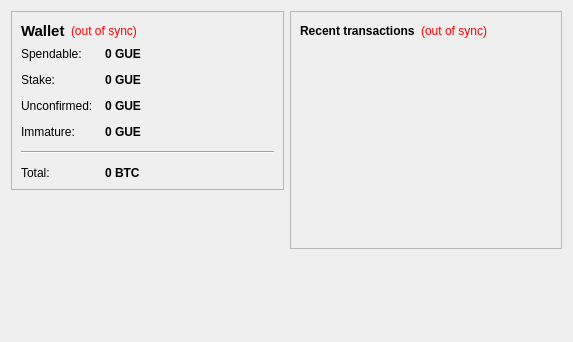
First picture: the form in src/qt/forms/overviewpage.ui, repository PAXcoinnetwork/guerillacoin, before the edit.
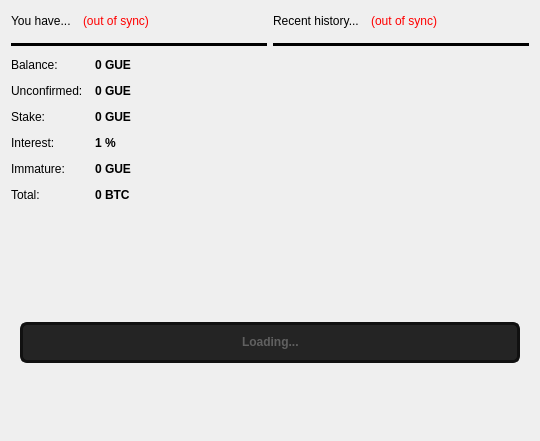
Second picture: the form after the edit.

Diff of the .ui file:
```diff
--- a/src/qt/forms/overviewpage.ui
+++ b/src/qt/forms/overviewpage.ui
@@ -6,38 +6,43 @@
    <rect>
     <x>0</x>
     <y>0</y>
-    <width>573</width>
-    <height>342</height>
+    <width>540</width>
+    <height>441</height>
    </rect>
   </property>
   <property name="windowTitle">
    <string>Form</string>
   </property>
-  <layout class="QHBoxLayout" name="horizontalLayout" stretch="1,1">
+  <layout class="QVBoxLayout" name="verticalLayout_2">
    <item>
-    <layout class="QVBoxLayout" name="verticalLayout_2">
+    <layout class="QHBoxLayout" name="horizontalLayout_3">
      <item>
       <widget class="QFrame" name="frame">
        <property name="frameShape">
-        <enum>QFrame::StyledPanel</enum>
+        <enum>QFrame::NoFrame</enum>
        </property>
        <property name="frameShadow">
-        <enum>QFrame::Raised</enum>
+        <enum>QFrame::Plain</enum>
+       </property>
+       <property name="lineWidth">
+        <number>0</number>
        </property>
        <layout class="QVBoxLayout" name="verticalLayout_4">
+        <property name="spacing">
+         <number>12</number>
+        </property>
+        <property name="margin">
+         <number>0</number>
+        </property>
         <item>
          <layout class="QHBoxLayout" name="horizontalLayout_4">
           <item>
            <widget class="QLabel" name="label_5">
-            <property name="font">
-             <font>
-              <pointsize>11</pointsize>
-              <weight>75</weight>
-              <bold>true</bold>
-             </font>
-            </property>
             <property name="text">
-             <string>Wallet</string>
+             <string>You have...</string>
+            </property>
+            <property name="openExternalLinks">
+             <bool>true</bool>
             </property>
            </widget>
           </item>
@@ -55,6 +60,12 @@
             <property name="alignment">
              <set>Qt::AlignLeading|Qt::AlignLeft|Qt::AlignVCenter</set>
             </property>
+            <property name="wordWrap">
+             <bool>false</bool>
+            </property>
+            <property name="openExternalLinks">
+             <bool>true</bool>
+            </property>
            </widget>
           </item>
           <item>
@@ -72,6 +83,437 @@
           </item>
          </layout>
         </item>
+        <item>
+         <widget class="Line" name="line">
+          <property name="palette">
+           <palette>
+            <active>
+             <colorrole role="WindowText">
+              <brush brushstyle="SolidPattern">
+               <color alpha="255">
+                <red>0</red>
+                <green>0</green>
+                <blue>0</blue>
+               </color>
+              </brush>
+             </colorrole>
+             <colorrole role="Button">
+              <brush brushstyle="SolidPattern">
+               <color alpha="255">
+                <red>0</red>
+                <green>0</green>
+                <blue>0</blue>
+               </color>
+              </brush>
+             </colorrole>
+             <colorrole role="Light">
+              <brush brushstyle="SolidPattern">
+               <color alpha="255">
+                <red>0</red>
+                <green>0</green>
+                <blue>0</blue>
+               </color>
+              </brush>
+             </colorrole>
+             <colorrole role="Midlight">
+              <brush brushstyle="SolidPattern">
+               <color alpha="255">
+                <red>0</red>
+                <green>0</green>
+                <blue>0</blue>
+               </color>
+              </brush>
+             </colorrole>
+             <colorrole role="Dark">
+              <brush brushstyle="SolidPattern">
+               <color alpha="255">
+                <red>0</red>
+                <green>0</green>
+                <blue>0</blue>
+               </color>
+              </brush>
+             </colorrole>
+             <colorrole role="Mid">
+              <brush brushstyle="SolidPattern">
+               <color alpha="255">
+                <red>0</red>
+                <green>0</green>
+                <blue>0</blue>
+               </color>
+              </brush>
+             </colorrole>
+             <colorrole role="Text">
+              <brush brushstyle="SolidPattern">
+               <color alpha="255">
+                <red>255</red>
+                <green>255</green>
+                <blue>255</blue>
+               </color>
+              </brush>
+             </colorrole>
+             <colorrole role="BrightText">
+              <brush brushstyle="SolidPattern">
+               <color alpha="255">
+                <red>255</red>
+                <green>255</green>
+                <blue>255</blue>
+               </color>
+              </brush>
+             </colorrole>
+             <colorrole role="ButtonText">
+              <brush brushstyle="SolidPattern">
+               <color alpha="255">
+                <red>255</red>
+                <green>255</green>
+                <blue>255</blue>
+               </color>
+              </brush>
+             </colorrole>
+             <colorrole role="Base">
+              <brush brushstyle="SolidPattern">
+               <color alpha="255">
+                <red>0</red>
+                <green>0</green>
+                <blue>0</blue>
+               </color>
+              </brush>
+             </colorrole>
+             <colorrole role="Window">
+              <brush brushstyle="SolidPattern">
+               <color alpha="255">
+                <red>0</red>
+                <green>0</green>
+                <blue>0</blue>
+               </color>
+              </brush>
+             </colorrole>
+             <colorrole role="Shadow">
+              <brush brushstyle="SolidPattern">
+               <color alpha="255">
+                <red>0</red>
+                <green>0</green>
+                <blue>0</blue>
+               </color>
+              </brush>
+             </colorrole>
+             <colorrole role="AlternateBase">
+              <brush brushstyle="SolidPattern">
+               <color alpha="255">
+                <red>0</red>
+                <green>0</green>
+                <blue>0</blue>
+               </color>
+              </brush>
+             </colorrole>
+             <colorrole role="ToolTipBase">
+              <brush brushstyle="SolidPattern">
+               <color alpha="255">
+                <red>255</red>
+                <green>255</green>
+                <blue>220</blue>
+               </color>
+              </brush>
+             </colorrole>
+             <colorrole role="ToolTipText">
+              <brush brushstyle="SolidPattern">
+               <color alpha="255">
+                <red>0</red>
+                <green>0</green>
+                <blue>0</blue>
+               </color>
+              </brush>
+             </colorrole>
+            </active>
+            <inactive>
+             <colorrole role="WindowText">
+              <brush brushstyle="SolidPattern">
+               <color alpha="255">
+                <red>0</red>
+                <green>0</green>
+                <blue>0</blue>
+               </color>
+              </brush>
+             </colorrole>
+             <colorrole role="Button">
+              <brush brushstyle="SolidPattern">
+               <color alpha="255">
+                <red>0</red>
+                <green>0</green>
+                <blue>0</blue>
+               </color>
+              </brush>
+             </colorrole>
+             <colorrole role="Light">
+              <brush brushstyle="SolidPattern">
+               <color alpha="255">
+                <red>0</red>
+                <green>0</green>
+                <blue>0</blue>
+               </color>
+              </brush>
+             </colorrole>
+             <colorrole role="Midlight">
+              <brush brushstyle="SolidPattern">
+               <color alpha="255">
+                <red>0</red>
+                <green>0</green>
+                <blue>0</blue>
+               </color>
+              </brush>
+             </colorrole>
+             <colorrole role="Dark">
+              <brush brushstyle="SolidPattern">
+               <color alpha="255">
+                <red>0</red>
+                <green>0</green>
+                <blue>0</blue>
+               </color>
+              </brush>
+             </colorrole>
+             <colorrole role="Mid">
+              <brush brushstyle="SolidPattern">
+               <color alpha="255">
+                <red>0</red>
+                <green>0</green>
+                <blue>0</blue>
+               </color>
+              </brush>
+             </colorrole>
+             <colorrole role="Text">
+              <brush brushstyle="SolidPattern">
+               <color alpha="255">
+                <red>255</red>
+                <green>255</green>
+                <blue>255</blue>
+               </color>
+              </brush>
+             </colorrole>
+             <colorrole role="BrightText">
+              <brush brushstyle="SolidPattern">
+               <color alpha="255">
+                <red>255</red>
+                <green>255</green>
+                <blue>255</blue>
+               </color>
+              </brush>
+             </colorrole>
+             <colorrole role="ButtonText">
+              <brush brushstyle="SolidPattern">
+               <color alpha="255">
+                <red>255</red>
+                <green>255</green>
+                <blue>255</blue>
+               </color>
+              </brush>
+             </colorrole>
+             <colorrole role="Base">
+              <brush brushstyle="SolidPattern">
+               <color alpha="255">
+                <red>0</red>
+                <green>0</green>
+                <blue>0</blue>
+               </color>
+              </brush>
+             </colorrole>
+             <colorrole role="Window">
+              <brush brushstyle="SolidPattern">
+               <color alpha="255">
+                <red>0</red>
+                <green>0</green>
+                <blue>0</blue>
+               </color>
+              </brush>
+             </colorrole>
+             <colorrole role="Shadow">
+              <brush brushstyle="SolidPattern">
+               <color alpha="255">
+                <red>0</red>
+                <green>0</green>
+                <blue>0</blue>
+               </color>
+              </brush>
+             </colorrole>
+             <colorrole role="AlternateBase">
+              <brush brushstyle="SolidPattern">
+               <color alpha="255">
+                <red>0</red>
+                <green>0</green>
+                <blue>0</blue>
+               </color>
+              </brush>
+             </colorrole>
+             <colorrole role="ToolTipBase">
+              <brush brushstyle="SolidPattern">
+               <color alpha="255">
+                <red>255</red>
+                <green>255</green>
+                <blue>220</blue>
+               </color>
+              </brush>
+             </colorrole>
+             <colorrole role="ToolTipText">
+              <brush brushstyle="SolidPattern">
+               <color alpha="255">
+                <red>0</red>
+                <green>0</green>
+                <blue>0</blue>
+               </color>
+              </brush>
+             </colorrole>
+            </inactive>
+            <disabled>
+             <colorrole role="WindowText">
+              <brush brushstyle="SolidPattern">
+               <color alpha="255">
+                <red>0</red>
+                <green>0</green>
+                <blue>0</blue>
+               </color>
+              </brush>
+             </colorrole>
+             <colorrole role="Button">
+              <brush brushstyle="SolidPattern">
+               <color alpha="255">
+                <red>0</red>
+                <green>0</green>
+                <blue>0</blue>
+               </color>
+              </brush>
+             </colorrole>
+             <colorrole role="Light">
+              <brush brushstyle="SolidPattern">
+               <color alpha="255">
+                <red>0</red>
+                <green>0</green>
+                <blue>0</blue>
+               </color>
+              </brush>
+             </colorrole>
+             <colorrole role="Midlight">
+              <brush brushstyle="SolidPattern">
+               <color alpha="255">
+                <red>0</red>
+                <green>0</green>
+                <blue>0</blue>
+               </color>
+              </brush>
+             </colorrole>
+             <colorrole role="Dark">
+              <brush brushstyle="SolidPattern">
+               <color alpha="255">
+                <red>0</red>
+                <green>0</green>
+                <blue>0</blue>
+               </color>
+              </brush>
+             </colorrole>
+             <colorrole role="Mid">
+              <brush brushstyle="SolidPattern">
+               <color alpha="255">
+                <red>0</red>
+                <green>0</green>
+                <blue>0</blue>
+               </color>
+              </brush>
+             </colorrole>
+             <colorrole role="Text">
+              <brush brushstyle="SolidPattern">
+               <color alpha="255">
+                <red>0</red>
+                <green>0</green>
+                <blue>0</blue>
+               </color>
+              </brush>
+             </colorrole>
+             <colorrole role="BrightText">
+              <brush brushstyle="SolidPattern">
+               <color alpha="255">
+                <red>255</red>
+                <green>255</green>
+                <blue>255</blue>
+               </color>
+              </brush>
+             </colorrole>
+             <colorrole role="ButtonText">
+              <brush brushstyle="SolidPattern">
+               <color alpha="255">
+                <red>0</red>
+                <green>0</green>
+                <blue>0</blue>
+               </color>
+              </brush>
+             </colorrole>
+             <colorrole role="Base">
+              <brush brushstyle="SolidPattern">
+               <color alpha="255">
+                <red>0</red>
+                <green>0</green>
+                <blue>0</blue>
+               </color>
+              </brush>
+             </colorrole>
+             <colorrole role="Window">
+              <brush brushstyle="SolidPattern">
+               <color alpha="255">
+                <red>0</red>
+                <green>0</green>
+                <blue>0</blue>
+               </color>
+              </brush>
+             </colorrole>
+             <colorrole role="Shadow">
+              <brush brushstyle="SolidPattern">
+               <color alpha="255">
+                <red>0</red>
+                <green>0</green>
+                <blue>0</blue>
+               </color>
+              </brush>
+             </colorrole>
+             <colorrole role="AlternateBase">
+              <brush brushstyle="SolidPattern">
+               <color alpha="255">
+                <red>0</red>
+                <green>0</green>
+                <blue>0</blue>
+               </color>
+              </brush>
+             </colorrole>
+             <colorrole role="ToolTipBase">
+              <brush brushstyle="SolidPattern">
+               <color alpha="255">
+                <red>255</red>
+                <green>255</green>
+                <blue>220</blue>
+               </color>
+              </brush>
+             </colorrole>
+             <colorrole role="ToolTipText">
+              <brush brushstyle="SolidPattern">
+               <color alpha="255">
+                <red>0</red>
+                <green>0</green>
+                <blue>0</blue>
+               </color>
+              </brush>
+             </colorrole>
+            </disabled>
+           </palette>
+          </property>
+          <property name="frameShadow">
+           <enum>QFrame::Plain</enum>
+          </property>
+          <property name="lineWidth">
+           <number>20</number>
+          </property>
+          <property name="midLineWidth">
+           <number>20</number>
+          </property>
+          <property name="orientation">
+           <enum>Qt::Horizontal</enum>
+          </property>
+         </widget>
+        </item>
         <item>
          <layout class="QFormLayout" name="formLayout_2">
           <property name="fieldGrowthPolicy">
@@ -86,7 +528,10 @@
           <item row="0" column="0">
            <widget class="QLabel" name="label">
             <property name="text">
-             <string>Spendable:</string>
+             <string>Balance:</string>
+            </property>
+            <property name="openExternalLinks">
+             <bool>true</bool>
             </property>
            </widget>
           </item>
@@ -113,42 +558,13 @@
            </widget>
           </item>
           <item row="1" column="0">
-           <widget class="QLabel" name="label_6">
-            <property name="text">
-             <string>Stake:</string>
-            </property>
-           </widget>
-          </item>
-          <item row="1" column="1">
-           <widget class="QLabel" name="labelStake">
-            <property name="font">
-             <font>
-              <weight>75</weight>
-              <bold>true</bold>
-             </font>
-            </property>
-            <property name="cursor">
-             <cursorShape>IBeamCursor</cursorShape>
-            </property>
-            <property name="toolTip">
-             <string>Total of coins that was staked, and do not yet count toward the current balance</string>
-            </property>
-            <property name="text">
-             <string notr="true">0 GUE</string>
-            </property>
-            <property name="textInteractionFlags">
-             <set>Qt::LinksAccessibleByMouse|Qt::TextSelectableByKeyboard|Qt::TextSelectableByMouse</set>
-            </property>
-           </widget>
-          </item>
-          <item row="2" column="0">
            <widget class="QLabel" name="label_3">
             <property name="text">
              <string>Unconfirmed:</string>
             </property>
            </widget>
           </item>
-          <item row="2" column="1">
+          <item row="1" column="1">
            <widget class="QLabel" name="labelUnconfirmed">
             <property name="font">
              <font>
@@ -170,14 +586,87 @@
             </property>
            </widget>
           </item>
+          <item row="2" column="0">
+           <widget class="QLabel" name="label_6">
+            <property name="styleSheet">
+             <string notr="true"/>
+            </property>
+            <property name="text">
+             <string>Stake:</string>
+            </property>
+            <property name="openExternalLinks">
+             <bool>true</bool>
+            </property>
+           </widget>
+          </item>
+          <item row="2" column="1">
+           <widget class="QLabel" name="labelStake">
+            <property name="font">
+             <font>
+              <weight>75</weight>
+              <bold>true</bold>
+             </font>
+            </property>
+            <property name="cursor">
+             <cursorShape>IBeamCursor</cursorShape>
+            </property>
+            <property name="toolTip">
+             <string>Total of coins that was staked, and do not yet count toward the current balance</string>
+            </property>
+            <property name="styleSheet">
+             <string notr="true"/>
+            </property>
+            <property name="text">
+             <string notr="true">0 GUE</string>
+            </property>
+            <property name="textInteractionFlags">
+             <set>Qt::LinksAccessibleByMouse|Qt::TextSelectableByKeyboard|Qt::TextSelectableByMouse</set>
+            </property>
+           </widget>
+          </item>
           <item row="3" column="0">
+           <widget class="QLabel" name="interestLabel">
+            <property name="styleSheet">
+             <string notr="true"/>
+            </property>
+            <property name="text">
+             <string>Interest:</string>
+            </property>
+            <property name="openExternalLinks">
+             <bool>true</bool>
+            </property>
+           </widget>
+          </item>
+          <item row="3" column="1">
+           <widget class="QLabel" name="interestValueLabel">
+            <property name="font">
+             <font>
+              <weight>75</weight>
+              <bold>true</bold>
+             </font>
+            </property>
+            <property name="cursor">
+             <cursorShape>IBeamCursor</cursorShape>
+            </property>
+            <property name="toolTip">
+             <string>The current yearly stake interest. Increases as more people stake on the network. Updates about every 30 seconds.</string>
+            </property>
+            <property name="styleSheet">
+             <string notr="true"/>
+            </property>
+            <property name="text">
+             <string>1 %</string>
+            </property>
+           </widget>
+          </item>
+          <item row="4" column="0">
            <widget class="QLabel" name="labelImmatureText">
             <property name="text">
              <string>Immature:</string>
             </property>
            </widget>
           </item>
-          <item row="3" column="1">
+          <item row="4" column="1">
            <widget class="QLabel" name="labelImmature">
             <property name="font">
              <font>
@@ -196,13 +685,6 @@
             </property>
            </widget>
           </item>
-          <item row="4" column="0" colspan="2">
-           <widget class="Line" name="line">
-            <property name="orientation">
-             <enum>Qt::Horizontal</enum>
-            </property>
-           </widget>
-          </item>
           <item row="5" column="0">
            <widget class="QLabel" name="labelTotalText">
             <property name="text">
@@ -234,41 +716,49 @@
           </item>
          </layout>
         </item>
+        <item>
+         <spacer name="verticalSpacer_3">
+          <property name="orientation">
+           <enum>Qt::Vertical</enum>
+          </property>
+          <property name="sizeHint" stdset="0">
+           <size>
+            <width>20</width>
+            <height>40</height>
+           </size>
+          </property>
+         </spacer>
+        </item>
        </layout>
       </widget>
      </item>
-     <item>
-      <spacer name="verticalSpacer">
-       <property name="orientation">
-        <enum>Qt::Vertical</enum>
-       </property>
-       <property name="sizeHint" stdset="0">
-        <size>
-         <width>20</width>
-         <height>40</height>
-        </size>
-       </property>
-      </spacer>
-     </item>
-    </layout>
-   </item>
-   <item>
-    <layout class="QVBoxLayout" name="verticalLayout_3">
      <item>
       <widget class="QFrame" name="frame_2">
        <property name="frameShape">
-        <enum>QFrame::StyledPanel</enum>
+        <enum>QFrame::NoFrame</enum>
        </property>
        <property name="frameShadow">
-        <enum>QFrame::Raised</enum>
+        <enum>QFrame::Plain</enum>
+       </property>
+       <property name="lineWidth">
+        <number>0</number>
        </property>
        <layout class="QVBoxLayout" name="verticalLayout">
+        <property name="spacing">
+         <number>12</number>
+        </property>
+        <property name="margin">
+         <number>0</number>
+        </property>
         <item>
          <layout class="QHBoxLayout" name="horizontalLayout_2">
           <item>
            <widget class="QLabel" name="label_4">
             <property name="text">
-             <string>&lt;b&gt;Recent transactions&lt;/b&gt;</string>
+             <string>Recent history...</string>
+            </property>
+            <property name="openExternalLinks">
+             <bool>true</bool>
             </property>
            </widget>
           </item>
@@ -303,6 +793,59 @@
           </item>
          </layout>
         </item>
+        <item>
+         <widget class="Line" name="line_2">
+          <property name="palette">
+           <palette>
+            <active>
+             <colorrole role="WindowText">
+              <brush brushstyle="SolidPattern">
+               <color alpha="255">
+                <red>0</red>
+                <green>0</green>
+                <blue>0</blue>
+               </color>
+              </brush>
+             </colorrole>
+            </active>
+            <inactive>
+             <colorrole role="WindowText">
+              <brush brushstyle="SolidPattern">
+               <color alpha="255">
+                <red>0</red>
+                <green>0</green>
+                <blue>0</blue>
+               </color>
+              </brush>
+             </colorrole>
+            </inactive>
+            <disabled>
+             <colorrole role="WindowText">
+              <brush brushstyle="SolidPattern">
+               <color alpha="255">
+                <red>143</red>
+                <green>146</green>
+                <blue>147</blue>
+               </color>
+              </brush>
+             </colorrole>
+            </disabled>
+           </palette>
+          </property>
+          <property name="frameShadow">
+           <enum>QFrame::Plain</enum>
+          </property>
+          <property name="lineWidth">
+           <number>20</number>
+          </property>
+          <property name="midLineWidth">
+           <number>20</number>
+          </property>
+          <property name="orientation">
+           <enum>Qt::Horizontal</enum>
+          </property>
+         </widget>
+        </item>
         <item>
          <widget class="QListView" name="listTransactions">
           <property name="styleSheet">
@@ -322,24 +865,93 @@
           </property>
          </widget>
         </item>
+        <item>
+         <spacer name="verticalSpacer">
+          <property name="orientation">
+           <enum>Qt::Vertical</enum>
+          </property>
+          <property name="sizeHint" stdset="0">
+           <size>
+            <width>20</width>
+            <height>64</height>
+           </size>
+          </property>
+         </spacer>
+        </item>
        </layout>
       </widget>
      </item>
-     <item>
-      <spacer name="verticalSpacer_2">
-       <property name="orientation">
-        <enum>Qt::Vertical</enum>
-       </property>
-       <property name="sizeHint" stdset="0">
-        <size>
-         <width>20</width>
-         <height>40</height>
-        </size>
-       </property>
-      </spacer>
-     </item>
     </layout>
    </item>
+   <item>
+    <widget class="QFrame" name="frame_3">
+     <property name="frameShape">
+      <enum>QFrame::NoFrame</enum>
+     </property>
+     <property name="frameShadow">
+      <enum>QFrame::Plain</enum>
+     </property>
+     <property name="lineWidth">
+      <number>0</number>
+     </property>
+     <layout class="QVBoxLayout" name="verticalLayout_3">
+      <item>
+       <widget class="QProgressBar" name="strengthBar">
+        <property name="font">
+         <font>
+          <weight>75</weight>
+          <bold>true</bold>
+         </font>
+        </property>
+        <property name="toolTip">
+         <string>Proof of strength - what proportion of the total network weight belongs to you.</string>
+        </property>
+        <property name="statusTip">
+         <string/>
+        </property>
+        <property name="styleSheet">
+         <string notr="true">
+QProgressBar {
+     border: 3px solid #111111;
+     border-radius: 7px;
+  	background-color: #242424;
+	text-align: center;
+	color: rgb(96, 96, 96);
+	height: 35px;
+ }
+
+ QProgressBar::chunk {
+	background: rgba(233, 208, 4, 255);
+     width: 20px;
+ }</string>
+        </property>
+        <property name="value">
+         <number>0</number>
+        </property>
+        <property name="invertedAppearance">
+         <bool>false</bool>
+        </property>
+        <property name="format">
+         <string>Loading...</string>
+        </property>
+       </widget>
+      </item>
+     </layout>
+    </widget>
+   </item>
+   <item>
+    <spacer name="verticalSpacer_2">
+     <property name="orientation">
+      <enum>Qt::Vertical</enum>
+     </property>
+     <property name="sizeHint" stdset="0">
+      <size>
+       <width>20</width>
+       <height>64</height>
+      </size>
+     </property>
+    </spacer>
+   </item>
   </layout>
  </widget>
  <resources/>
```
Left out of the diff: 18 changed lines with no effect on the pictures.
